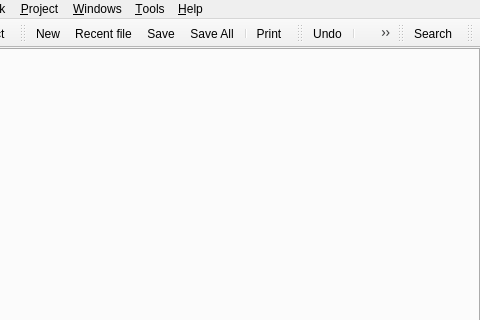
phoenix741/xinx, file xinx/ui/mainform.ui: the form before one commit; both pictures show x 181 to 661 and y 0 to 320 of the 661 by 463 pixel window.
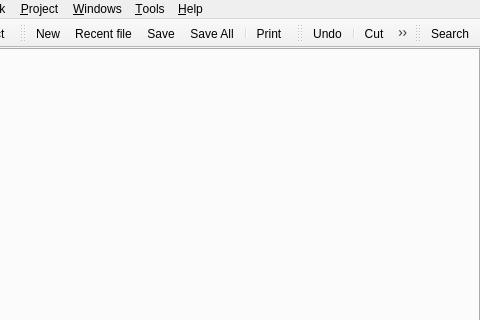
The form after the commit. Icons and pictures are not drawn. Custom widgets are drawn as their Qt base class.

What changed in the file:
```diff
--- a/xinx/ui/mainform.ui
+++ b/xinx/ui/mainform.ui
@@ -237,9 +237,9 @@
   <widget class="QToolBar" name="m_editToolBar" >
    <property name="geometry" >
     <rect>
-     <x>251</x>
-     <y>22</y>
-     <width>311</width>
+     <x>247</x>
+     <y>21</y>
+     <width>309</width>
      <height>34</height>
     </rect>
    </property>
@@ -271,9 +271,9 @@
   <widget class="QToolBar" name="m_searchToolBar" >
    <property name="geometry" >
     <rect>
-     <x>562</x>
-     <y>22</y>
-     <width>45</width>
+     <x>556</x>
+     <y>21</y>
+     <width>105</width>
      <height>34</height>
     </rect>
    </property>
@@ -291,28 +291,6 @@
    </attribute>
    <addaction name="m_searchAct" />
   </widget>
-  <widget class="QToolBar" name="m_webServicesToolBar" >
-   <property name="geometry" >
-    <rect>
-     <x>607</x>
-     <y>22</y>
-     <width>54</width>
-     <height>34</height>
-    </rect>
-   </property>
-   <property name="windowTitle" >
-    <string>WebServices Tool Bar</string>
-   </property>
-   <property name="orientation" >
-    <enum>Qt::Horizontal</enum>
-   </property>
-   <attribute name="toolBarArea" >
-    <enum>TopToolBarArea</enum>
-   </attribute>
-   <attribute name="toolBarBreak" >
-    <bool>false</bool>
-   </attribute>
-  </widget>
   <action name="m_newAct" >
    <property name="icon" >
     <iconset resource="../application.qrc" >
```
Left out of the diff: 34 changed lines with no effect on the pictures.
